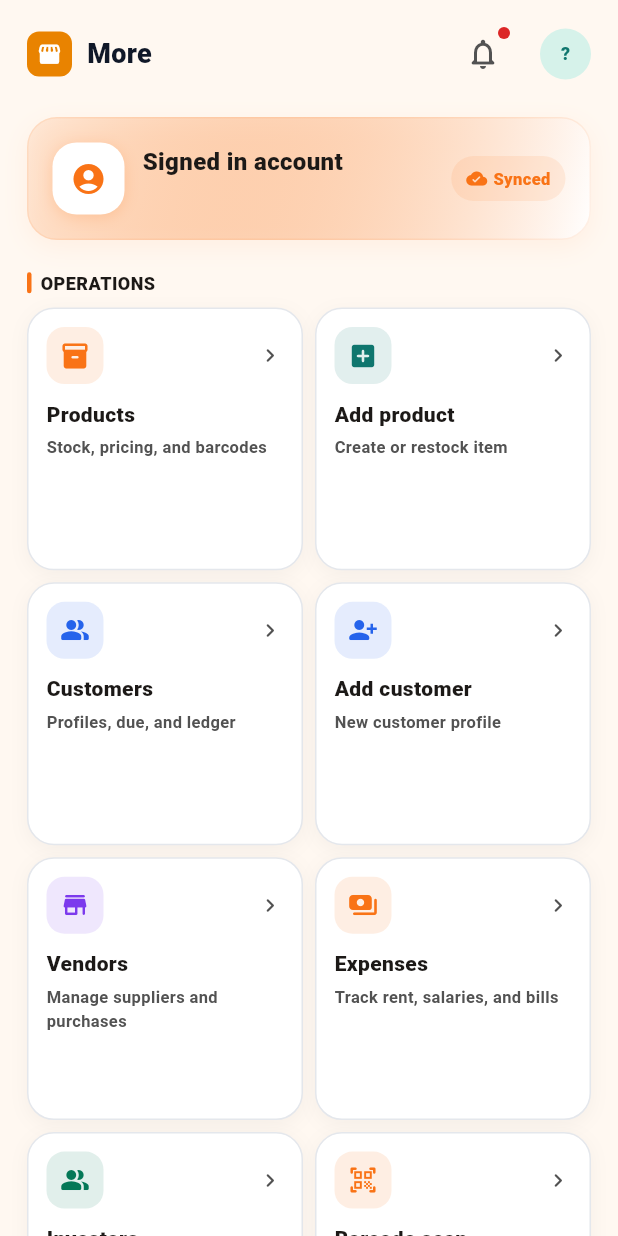
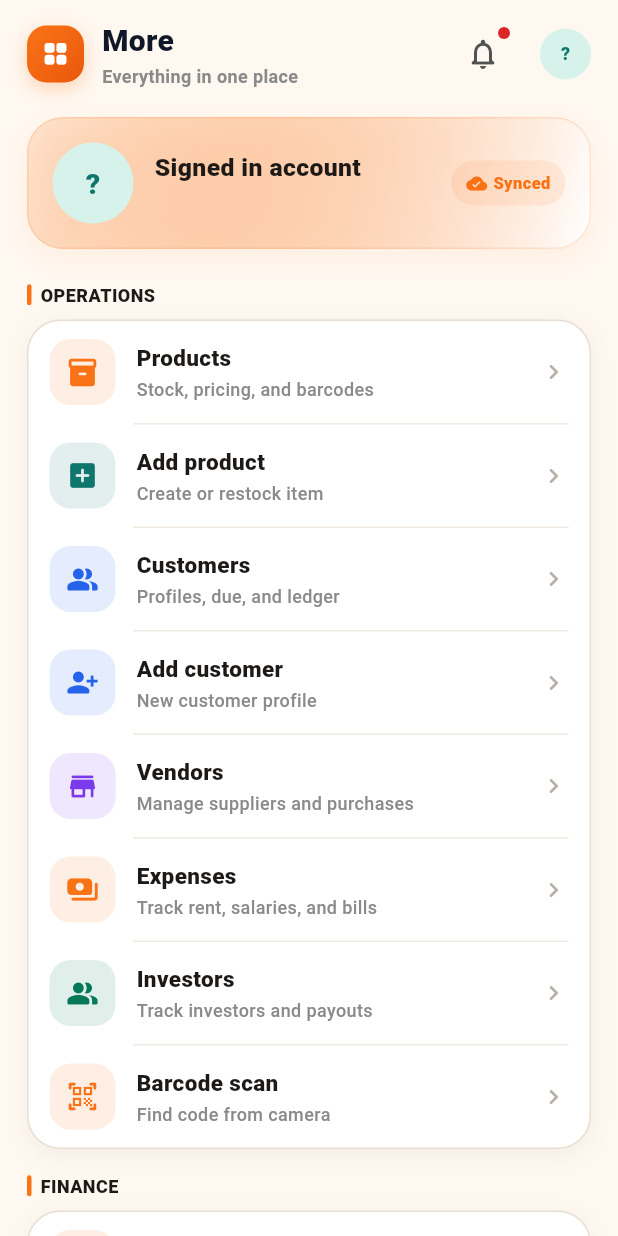
Before and after one commit to nayeem202/mohajon-mobile-app, a Flutter app: the FeatureHubScreen screen opened directly, on a phone screen of 412 x 824 dp. Run offline on Flutter 3.47's test engine with Material 3 defaults, Android fonts, the phone set to English and light mode, and no system bars; our stand-ins replace cloud_firestore, connectivity_plus, firebase_auth, firebase_core, firebase_storage, fl_chart and 8 more; missing offline and left inert: mobile_scanner; accounts and stored records are empty.

Commit message:
feat(ui): redesign more-options screen

```diff
--- a/lib/core/app/feature_hub_screen.dart
+++ b/lib/core/app/feature_hub_screen.dart
@@ -34,29 +34,55 @@ class _MoreTopBar extends StatelessWidget {
     return Row(
       children: [
         Container(
-          width: 30,
-          height: 30,
+          width: 38,
+          height: 38,
           decoration: BoxDecoration(
-            color: const Color(0xFFE98300),
-            borderRadius: BorderRadius.circular(8),
+            gradient: const LinearGradient(
+              begin: Alignment.topLeft,
+              end: Alignment.bottomRight,
+              colors: [Color(0xFFF97316), Color(0xFFEA580C)],
+            ),
+            borderRadius: BorderRadius.circular(13),
+            boxShadow: [
+              BoxShadow(
+                color: const Color(0xFFF97316).withValues(alpha: 0.28),
+                blurRadius: 10,
+                offset: const Offset(0, 4),
+              ),
+            ],
           ),
           child: const Icon(
-            Icons.storefront_rounded,
+            Icons.grid_view_rounded,
             color: Colors.white,
-            size: 17,
+            size: 19,
           ),
         ),
-        const SizedBox(width: 10),
+        const SizedBox(width: 12),
         const Expanded(
-          child: Text(
+          child: Column(
+            crossAxisAlignment: CrossAxisAlignment.start,
+            children: [
+              Text(
                 'More',
                 maxLines: 1,
                 overflow: TextOverflow.ellipsis,
                 style: TextStyle(
-              fontSize: 18,
+                  fontSize: 20,
                   fontWeight: FontWeight.w900,
                   color: Color(0xFF101828),
                 ),
+              ),
+              Text(
+                'Everything in one place',
+                maxLines: 1,
+                overflow: TextOverflow.ellipsis,
+                style: TextStyle(
+                  fontSize: 12,
+                  fontWeight: FontWeight.w600,
+                  color: Color(0xFF8A8A8A),
+                ),
+              ),
+            ],
           ),
         ),
         const NotificationBell(),
@@ -100,7 +126,7 @@ class _FeatureHubScreenState extends ConsumerState<FeatureHubScreen>
                 email: user?.email ?? 'No email available',
                 sync: sync,
               ),
-              const SizedBox(height: 20),
+              const SizedBox(height: 22),
               _FeatureSection(
                 title: l10n.t('sectionOperations'),
                 children: [
@@ -299,11 +325,18 @@ class _FeatureHubScreenState extends ConsumerState<FeatureHubScreen>
                     color: colors.primary,
                     onTap: () => _open(const SettingsScreen()),
                   ),
+                ],
+              ),
+              const SizedBox(height: 16),
+              _FeatureSection(
+                title: 'Account',
+                children: [
                   _FeatureItem(
                     icon: Icons.logout_rounded,
                     title: l10n.t('signOut'),
                     subtitle: l10n.t('signOutDesc'),
                     color: colors.error,
+                    destructive: true,
                     onTap: _signOut,
                   ),
                 ],
@@ -393,28 +426,33 @@ class _FeatureSection extends StatelessWidget {
       children: [
         _SectionTitle(label: title),
         const SizedBox(height: 8),
-        LayoutBuilder(
-          builder: (context, constraints) {
-            final crossAxisCount = constraints.maxWidth >= 840
-                ? 4
-                : constraints.maxWidth >= 560
-                ? 3
-                : 2;
-            return GridView.builder(
-              shrinkWrap: true,
-              physics: const NeverScrollableScrollPhysics(),
-              itemCount: children.length,
-              gridDelegate: SliverGridDelegateWithFixedCrossAxisCount(
-                crossAxisCount: crossAxisCount,
-                mainAxisSpacing: 8,
-                crossAxisSpacing: 8,
-                childAspectRatio: crossAxisCount >= 3 ? 1.25 : 1.05,
+        Container(
+          decoration: BoxDecoration(
+            color: Colors.white,
+            borderRadius: BorderRadius.circular(22),
+            border: Border.all(color: const Color(0xFFE8DDD2)),
+            boxShadow: [
+              BoxShadow(
+                color: Colors.black.withValues(alpha: 0.045),
+                blurRadius: 12,
+                offset: const Offset(0, 4),
               ),
-              itemBuilder: (context, index) {
-                return _FeatureCard(item: children[index]);
-              },
-            );
-          },
+            ],
+          ),
+          child: Column(
+            children: [
+              for (var i = 0; i < children.length; i++) ...[
+                if (i > 0)
+                  const Divider(
+                    height: 1,
+                    indent: 70,
+                    endIndent: 14,
+                    color: Color(0xFFF0EAE2),
+                  ),
+                _FeatureRow(item: children[i]),
+              ],
+            ],
+          ),
         ),
       ],
     );
@@ -429,6 +467,7 @@ class _FeatureItem {
     required this.color,
     this.onTap,
     this.trailing,
+    this.destructive = false,
   });
 
   final IconData icon;
@@ -437,90 +476,77 @@ class _FeatureItem {
   final Color color;
   final VoidCallback? onTap;
   final Widget? trailing;
+  final bool destructive;
 }
 
-class _FeatureCard extends StatelessWidget {
-  const _FeatureCard({required this.item});
+class _FeatureRow extends StatelessWidget {
+  const _FeatureRow({required this.item});
 
   final _FeatureItem item;
 
   @override
   Widget build(BuildContext context) {
     final colors = Theme.of(context).colorScheme;
-    final hasAction = item.onTap != null;
-    return Container(
-      decoration: BoxDecoration(
-        color: Colors.white,
-        borderRadius: BorderRadius.circular(18),
-        border: Border.all(color: const Color(0xFFE4E7EC)),
-        boxShadow: [
-          BoxShadow(
-            color: Colors.black.withValues(alpha: 0.04),
-            blurRadius: 10,
-            offset: const Offset(0, 3),
-          ),
-        ],
-      ),
-      child: Material(
+    final color = item.destructive ? colors.error : item.color;
+    return Material(
       color: Colors.transparent,
-        borderRadius: BorderRadius.circular(18),
       child: InkWell(
-          borderRadius: BorderRadius.circular(18),
+        borderRadius: BorderRadius.circular(22),
         onTap: item.onTap,
         child: Padding(
-            padding: const EdgeInsets.all(12),
+          padding: const EdgeInsets.symmetric(horizontal: 14, vertical: 12),
+          child: Row(
+            children: [
+              Container(
+                width: 44,
+                height: 44,
+                decoration: BoxDecoration(
+                  color: color.withValues(alpha: item.destructive ? 0.08 : 0.12),
+                  borderRadius: BorderRadius.circular(14),
+                ),
+                child: Icon(item.icon, color: color, size: 22),
+              ),
+              const SizedBox(width: 14),
+              Expanded(
                 child: Column(
                   crossAxisAlignment: CrossAxisAlignment.start,
                   children: [
-                Row(
-                  children: [
-                    Container(
-                      width: 38,
-                      height: 38,
-                      decoration: BoxDecoration(
-                        color: item.color.withValues(alpha: 0.12),
-                        borderRadius: BorderRadius.circular(12),
-                      ),
-                      child: Icon(item.icon, color: item.color, size: 20),
-                    ),
-                    const Spacer(),
-                    if (hasAction)
-                      Icon(
-                        Icons.chevron_right_rounded,
-                        size: 18,
-                        color: colors.onSurfaceVariant,
-                      ),
-                  ],
-                ),
-                const SizedBox(height: 10),
                     Text(
                       item.title,
                       maxLines: 1,
                       overflow: TextOverflow.ellipsis,
                       style: TextStyle(
-                    color: colors.onSurface,
-                    fontWeight: FontWeight.w900,
-                    fontSize: 14,
+                        fontSize: 15,
+                        fontWeight: FontWeight.w800,
+                        color: item.destructive ? colors.error : colors.onSurface,
                       ),
                     ),
-                if (item.trailing == null) ...[
-                  const SizedBox(height: 4),
+                    if (item.subtitle.isNotEmpty) ...[
+                      const SizedBox(height: 2),
                       Text(
                         item.subtitle,
-                    maxLines: 2,
+                        maxLines: 1,
                         overflow: TextOverflow.ellipsis,
-                    style: TextStyle(
-                      fontSize: 11,
-                      color: colors.onSurfaceVariant,
-                      fontWeight: FontWeight.w600,
+                        style: const TextStyle(
+                          fontSize: 12,
+                          fontWeight: FontWeight.w500,
+                          color: Color(0xFF8A8A8A),
                         ),
                       ),
-                ] else ...[
-                  const Spacer(),
-                  item.trailing!,
                     ],
                   ],
                 ),
+              ),
+              const SizedBox(width: 8),
+              if (item.trailing != null)
+                item.trailing!
+              else if (item.onTap != null)
+                const Icon(
+                  Icons.chevron_right_rounded,
+                  size: 20,
+                  color: Color(0xFFB8B0A6),
+                ),
+            ],
           ),
         ),
       ),
@@ -599,39 +625,24 @@ class _AccountHeader extends StatelessWidget {
           begin: Alignment.topLeft,
           end: Alignment.bottomRight,
           colors: [
-            colors.primary.withValues(alpha: 0.1),
+            colors.primary.withValues(alpha: 0.14),
             Colors.white,
           ],
         ),
-        borderRadius: BorderRadius.circular(20),
-        border: Border.all(color: colors.primary.withValues(alpha: 0.1)),
+        borderRadius: BorderRadius.circular(24),
+        border: Border.all(color: colors.primary.withValues(alpha: 0.16)),
         boxShadow: [
           BoxShadow(
-            color: colors.primary.withValues(alpha: 0.07),
-            blurRadius: 14,
-            offset: const Offset(0, 5),
+            color: colors.primary.withValues(alpha: 0.08),
+            blurRadius: 16,
+            offset: const Offset(0, 6),
           ),
         ],
       ),
       child: Row(
         children: [
-          Container(
-            width: 48,
-            height: 48,
-            decoration: BoxDecoration(
-              color: Colors.white,
-              borderRadius: BorderRadius.circular(16),
-              boxShadow: [
-                BoxShadow(
-                  color: colors.primary.withValues(alpha: 0.2),
-                  blurRadius: 8,
-                  offset: const Offset(0, 2),
-                ),
-              ],
-            ),
-            child: Icon(Icons.account_circle_rounded, color: colors.primary),
-          ),
-          const SizedBox(width: 12),
+          const ShopAvatar(radius: 27),
+          const SizedBox(width: 14),
           Expanded(
             child: Column(
               crossAxisAlignment: CrossAxisAlignment.start,
@@ -642,10 +653,10 @@ class _AccountHeader extends StatelessWidget {
                   overflow: TextOverflow.ellipsis,
                   style: const TextStyle(
                     fontWeight: FontWeight.w900,
-                    fontSize: 16,
+                    fontSize: 16.5,
                   ),
                 ),
-                const SizedBox(height: 2),
+                const SizedBox(height: 3),
                 Text(
                   email,
                   maxLines: 1,
@@ -653,11 +664,13 @@ class _AccountHeader extends StatelessWidget {
                   style: TextStyle(
                     color: colors.onSurfaceVariant,
                     fontWeight: FontWeight.w600,
+                    fontSize: 12.5,
                   ),
                 ),
               ],
             ),
           ),
+          const SizedBox(width: 8),
           Container(
             padding: const EdgeInsets.symmetric(horizontal: 10, vertical: 7),
             decoration: BoxDecoration(
--- a/lib/features/dashboard/presentation/low_stock_products_screen.dart
+++ b/lib/features/dashboard/presentation/low_stock_products_screen.dart
@@ -58,9 +58,13 @@ class _LowStockProductsScreenState extends State<LowStockProductsScreen> {
       appBar: AppBar(
         title: const Text('Low stock products'),
       ),
-      floatingActionButton: FloatingActionButton(
-        heroTag: 'low_stock_search',
-        onPressed: () {
+      floatingActionButton: Material(
+        shape: const CircleBorder(),
+        elevation: 4,
+        color: const Color(0xFFF97316),
+        child: InkWell(
+          customBorder: const CircleBorder(),
+          onTap: () {
             setState(() {
               _showSearch = !_showSearch;
               if (!_showSearch) {
@@ -69,13 +73,15 @@ class _LowStockProductsScreenState extends State<LowStockProductsScreen> {
               }
             });
           },
-        backgroundColor: const Color(0xFFF97316),
-        foregroundColor: Colors.white,
-        elevation: 4,
-        shape: const CircleBorder(),
+          child: SizedBox(
+            width: 48,
+            height: 48,
             child: Icon(
               _showSearch ? Icons.search_off_rounded : Icons.search_rounded,
-          size: 28,
+              size: 22,
+              color: Colors.white,
+            ),
+          ),
         ),
       ),
       floatingActionButtonLocation: FloatingActionButtonLocation.centerFloat,
--- a/lib/features/pos/presentation/sales_history_screen.dart
+++ b/lib/features/pos/presentation/sales_history_screen.dart
@@ -85,22 +85,30 @@ class _SalesHistoryScreenState extends ConsumerState<SalesHistoryScreen>
     return withLoadingOverlay(
       Scaffold(
         backgroundColor: const Color(0xFFF8F5EF),
-        floatingActionButton: FloatingActionButton(
-          heroTag: 'sales_history_search',
-          onPressed: () {
+        floatingActionButton: Material(
+          shape: const CircleBorder(),
+          elevation: 4,
+          color: const Color(0xFFF97316),
+          child: InkWell(
+            customBorder: const CircleBorder(),
+            onTap: () {
               setState(() => _showSearch = !_showSearch);
               if (!_showSearch) {
                 _searchController.clear();
                 _searchQuery = '';
               }
             },
-          backgroundColor: const Color(0xFFF97316),
-          foregroundColor: Colors.white,
-          elevation: 4,
-          shape: const CircleBorder(),
+            child: SizedBox(
+              width: 48,
+              height: 48,
               child: Icon(
-            _showSearch ? Icons.search_off_rounded : Icons.search_rounded,
-            size: 28,
+                _showSearch
+                    ? Icons.search_off_rounded
+                    : Icons.search_rounded,
+                size: 22,
+                color: Colors.white,
+              ),
+            ),
           ),
         ),
         floatingActionButtonLocation: FloatingActionButtonLocation.centerFloat,
```
Lines whose indentation alone changed are shown as unchanged.
